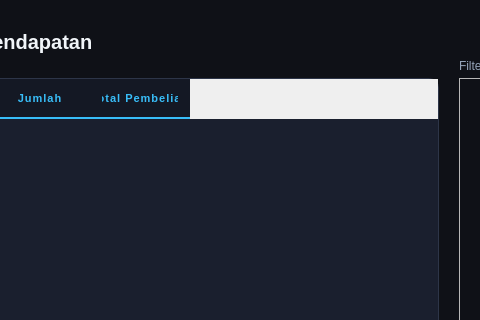
The window that Data.ui (andriefendy26/Desktop-Based-Cashier-Application) describes before a commit, drawn with Qt 5; both pictures show x 141 to 621 and y 0 to 320 of the 936 by 668 pixel window.
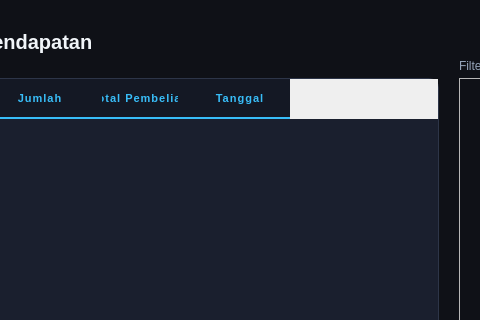
The same window after the commit.

Diff of the .ui file:
```diff
--- a/Data.ui
+++ b/Data.ui
@@ -178,6 +178,11 @@
        <string>Total Pembelian</string>
       </property>
      </column>
+    <column>
+     <property name="text">
+      <string>Tanggal</string>
+     </property>
+    </column>
     </widget>
     <widget class="QFrame" name="frame_chart">
      <property name="geometry">
```
